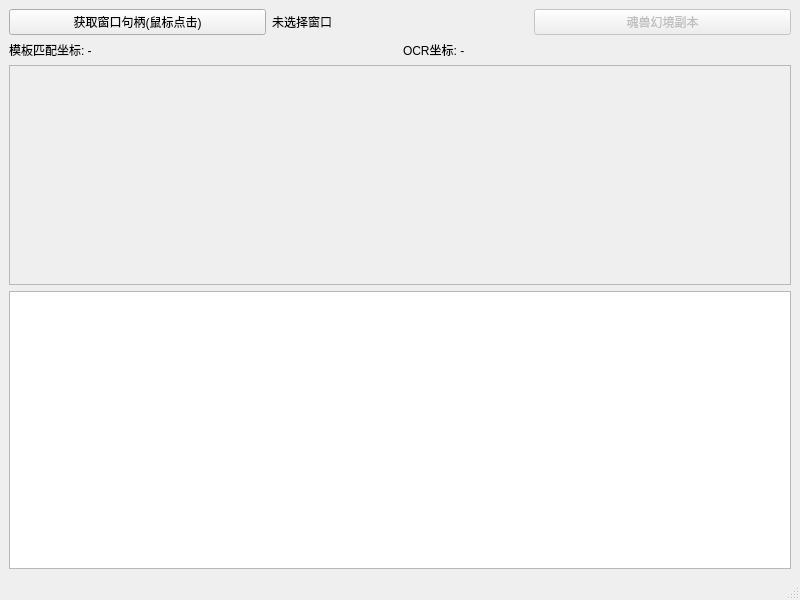
jianzhangg/dldl-lhsj, file mainwindow.ui: the form before one commit.
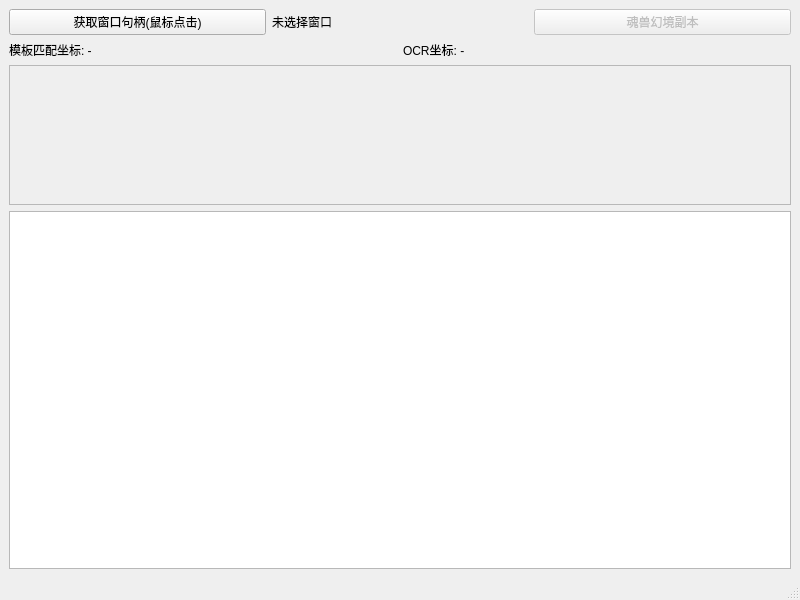
The form after the commit.

```diff
--- a/mainwindow.ui
+++ b/mainwindow.ui
@@ -65,8 +65,14 @@
      <widget class="QLabel" name="lblScreenshot">
       <property name="minimumSize">
        <size>
-        <width>400</width>
-        <height>220</height>
+        <width>360</width>
+        <height>140</height>
+       </size>
+      </property>
+      <property name="maximumSize">
+       <size>
+        <width>16777215</width>
+        <height>300</height>
        </size>
       </property>
       <property name="frameShape">
```
